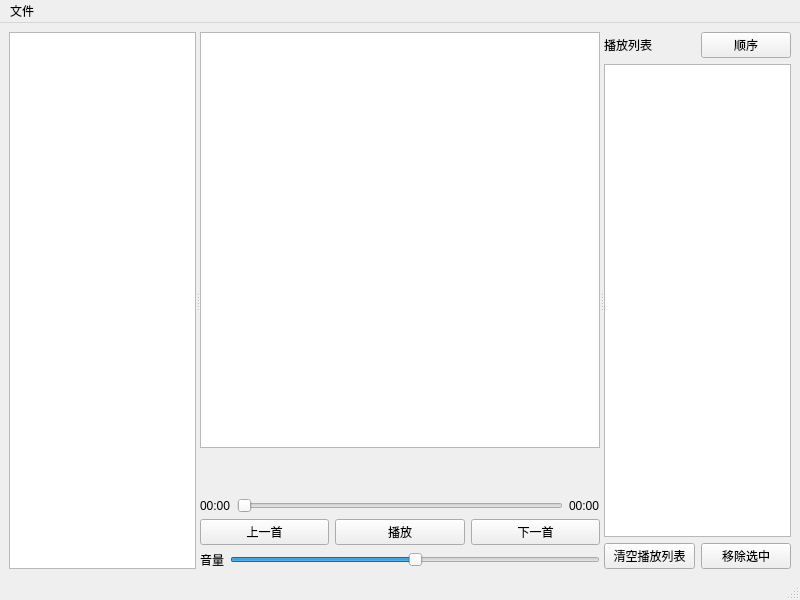
Before: the Qt Designer form src/ui/mainwindow.ui in hewenyu/YinYue, drawn with Qt 5.
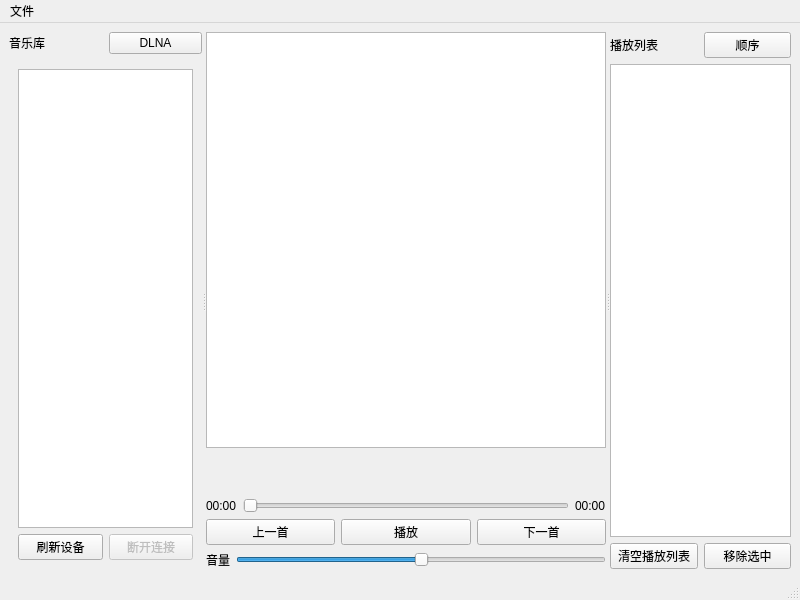
After: the same form once the commit is applied. The open tabs and pages were chosen to show the change.

The edit to the form file:
```diff
--- a/src/ui/mainwindow.ui
+++ b/src/ui/mainwindow.ui
@@ -23,7 +23,67 @@
       <widget class="QWidget" name="leftWidget" native="true">
        <layout class="QVBoxLayout" name="verticalLayout">
         <item>
-         <widget class="QListWidget" name="libraryWidget"/>
+         <layout class="QHBoxLayout" name="libraryHeaderLayout">
+          <item>
+           <widget class="QLabel" name="libraryLabel">
+            <property name="text">
+             <string>音乐库</string>
+            </property>
+           </widget>
+          </item>
+          <item>
+           <widget class="QPushButton" name="dlnaButton">
+            <property name="text">
+             <string>DLNA</string>
+            </property>
+            <property name="checkable">
+             <bool>true</bool>
+            </property>
+           </widget>
+          </item>
+         </layout>
+        </item>
+        <item>
+         <widget class="QStackedWidget" name="libraryStack">
+          <property name="currentIndex">
+           <number>0</number>
+          </property>
+          <widget class="QWidget" name="localPage">
+           <layout class="QVBoxLayout" name="verticalLayout_4">
+            <item>
+             <widget class="QListWidget" name="libraryWidget"/>
+            </item>
+           </layout>
+          </widget>
+          <widget class="QWidget" name="dlnaPage">
+           <layout class="QVBoxLayout" name="verticalLayout_5">
+            <item>
+             <widget class="QListWidget" name="dlnaDeviceList"/>
+            </item>
+            <item>
+             <layout class="QHBoxLayout" name="dlnaButtonLayout">
+              <item>
+               <widget class="QPushButton" name="refreshDLNAButton">
+                <property name="text">
+                 <string>刷新设备</string>
+                </property>
+               </widget>
+              </item>
+              <item>
+               <widget class="QPushButton" name="disconnectDLNAButton">
+                <property name="text">
+                 <string>断开连接</string>
+                </property>
+                <property name="enabled">
+                 <bool>false</bool>
+                </property>
+               </widget>
+              </item>
+             </layout>
+            </item>
+           </layout>
+          </widget>
+         </widget>
         </item>
        </layout>
       </widget>
```
